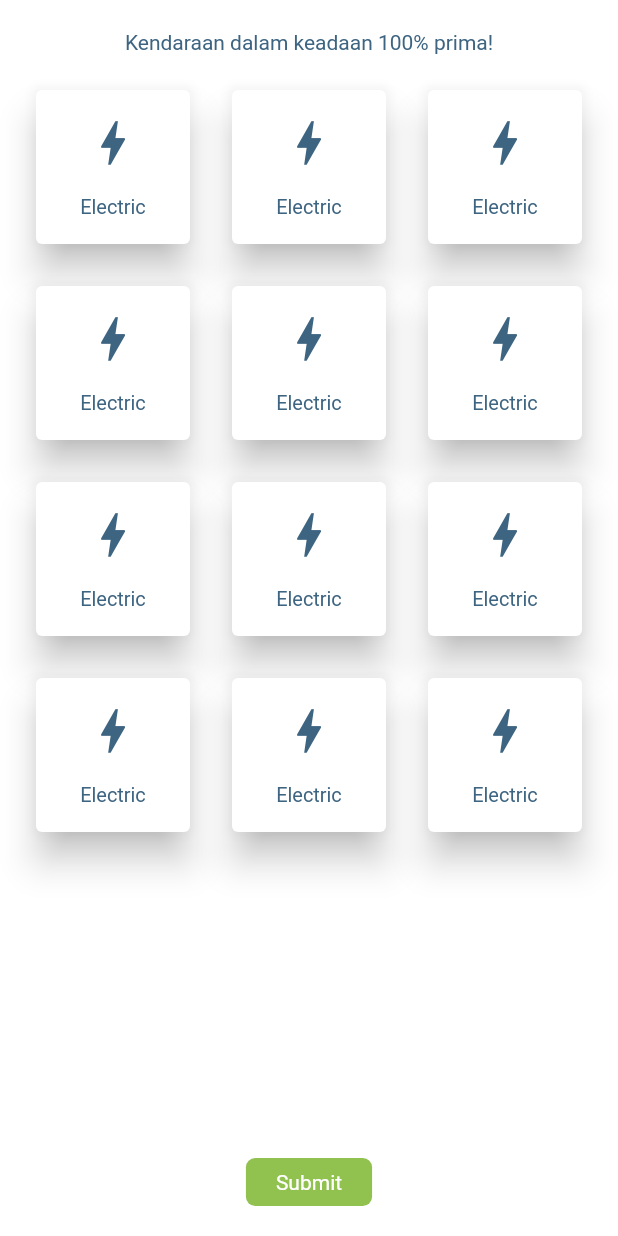
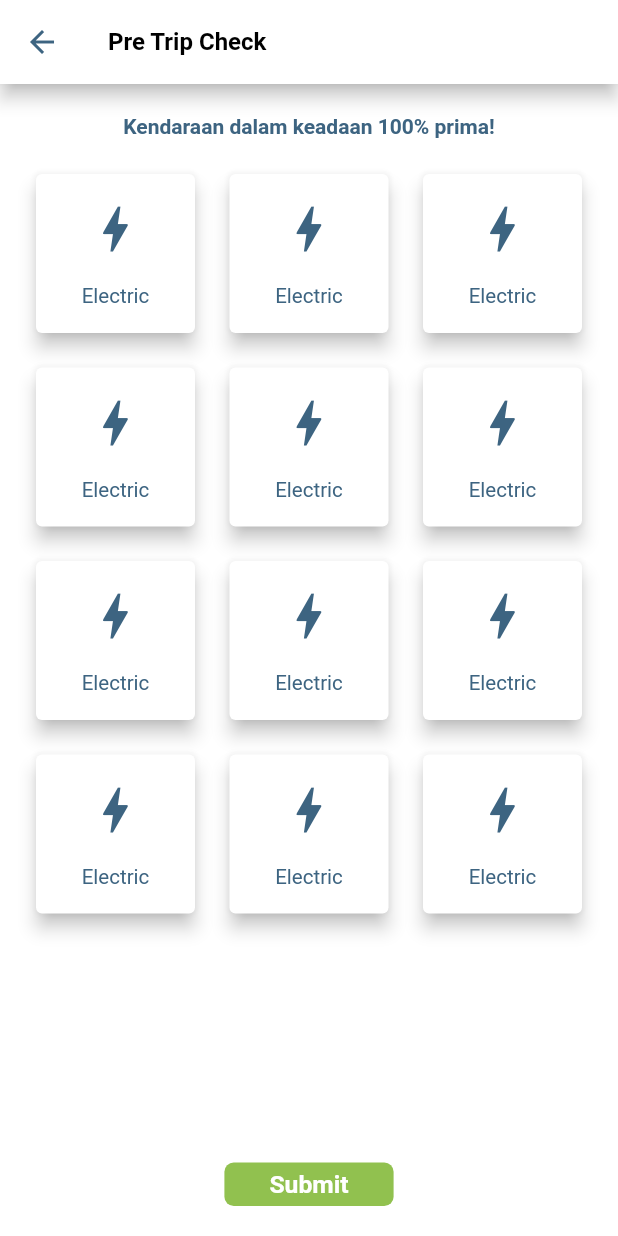
Before and after one commit to uzixCode/par-mobile, a Flutter app: the MainDriverPage screen opened directly, item 3 of the bottom bar chosen, after a tap on the "chevron right" icon, on a phone screen of 412 x 824 dp. Run offline on Flutter 3.47's test engine with Material 2 defaults, Android fonts, the phone set to English and light mode, and no system bars; our stand-ins replace dio, flutter_rating_bar, fluttertoast, get, percent_indicator.

Commit message:
add profile card

```diff
--- a/lib/controllers/driver/main/main_driver_page_controller.dart
+++ b/lib/controllers/driver/main/main_driver_page_controller.dart
@@ -4,6 +4,7 @@ import 'package:intl/intl.dart';
 import 'package:par_mobile/views/driver/beranda/beranda_driver_page.dart';
 import 'package:par_mobile/views/driver/check/check_driver_page.dart';
 import 'package:par_mobile/views/driver/izin/izin_driver_page.dart';
+import 'package:par_mobile/views/driver/profile/profile_driver_page.dart';
 import 'package:par_mobile/views/driver/riwayat/riwayat_driver_page.dart';
 
 class MainDriverPageController extends GetxController {
@@ -15,7 +16,7 @@ class MainDriverPageController extends GetxController {
     RiwayatDriverPage(),
     CheckDriverPage(),
     IzinDriverPage(),
-    BerandaDriverPage(),
+    ProfileDriverPage(),
   ];
   PageController pageController =
       PageController(initialPage: 0, keepPage: false);
--- a/lib/views/driver/pretripcheck/pretripcheck.dart
+++ b/lib/views/driver/pretripcheck/pretripcheck.dart
@@ -1,4 +1,5 @@
 import 'package:flutter/material.dart';
+import 'package:get/get.dart';
 import 'package:par_mobile/constants/all_color.dart';
 import 'package:par_mobile/widgets/costumFlatButton.dart';
 
@@ -8,11 +9,14 @@ class PreTripCheck extends StatelessWidget {
   @override
   Widget build(BuildContext context) {
     return Scaffold(
+      appBar: AppBar(
+          title: Text(
+            "Pre Trip Check",
+            style: TextStyle(fontWeight: FontWeight.bold),
+          ),
+          elevation: 5),
       body: Column(
         children: [
-          SizedBox(
-            height: MediaQuery.of(context).padding.top,
-          ),
           Expanded(
             child: Padding(
               padding: const EdgeInsets.symmetric(horizontal: 20.0),
@@ -22,21 +26,23 @@ class PreTripCheck extends StatelessWidget {
                     padding: const EdgeInsets.symmetric(vertical: 20),
                     child: Text(
                       "Kendaraan dalam keadaan 100% prima!",
-                      style: TextStyle(color: allColor.secondary),
+                      style: TextStyle(
+                          color: allColor.secondary,
+                          fontWeight: FontWeight.bold),
                     ),
                   ),
                   Expanded(
                     child: GridView.builder(
                       gridDelegate: SliverGridDelegateWithFixedCrossAxisCount(
                         crossAxisCount: 3,
-                        crossAxisSpacing: 20.0,
-                        mainAxisSpacing: 20.0,
+                        crossAxisSpacing: 15.0,
+                        mainAxisSpacing: 15.0,
                       ),
                       itemCount: 12,
                       itemBuilder: (context, index) {
                         return LayoutBuilder(
                           builder: (context, card) => Card(
-                            elevation: 10,
+                            elevation: 5,
                             child: Column(
                               mainAxisAlignment: MainAxisAlignment.spaceEvenly,
                               children: [
@@ -62,11 +68,14 @@ class PreTripCheck extends StatelessWidget {
                     padding: const EdgeInsets.symmetric(vertical: 20.0),
                     child: CostumFlatButton(
                         padding:
-                            EdgeInsets.symmetric(vertical: 8, horizontal: 20),
+                            EdgeInsets.symmetric(vertical: 5, horizontal: 30),
                         color: allColor.green,
                         child: Text(
                           "Submit",
-                          style: TextStyle(color: Colors.white),
+                          style: TextStyle(
+                              color: Colors.white,
+                              fontSize: Get.width * 0.04,
+                              fontWeight: FontWeight.bold),
                         )),
                   )
                 ],
--- /dev/null
+++ b/lib/views/driver/profile/profile_driver_page.dart
@@ -0,0 +1,95 @@
+import 'package:flutter/material.dart';
+import 'package:get/get.dart';
+import 'package:par_mobile/constants/all_color.dart';
+import 'package:par_mobile/views/suo/profile/components/avatar_name_section.dart';
+import 'package:par_mobile/widgets/callcenterfloatingbutton.dart';
+
+class ProfileDriverPage extends StatelessWidget {
+  const ProfileDriverPage({Key? key}) : super(key: key);
+
+  @override
+  Widget build(BuildContext context) {
+    double avatarSize = Get.width * 0.25;
+    return Scaffold(
+      floatingActionButton: CallCenterFloatingButton(),
+      body: Center(
+        child: SizedBox(
+          width: Get.width * 0.90,
+          child: Column(
+            children: [
+              SizedBox(
+                height: avatarSize * 0.60,
+              ),
+              Stack(
+                clipBehavior: Clip.none,
+                children: [
+                  SizedBox(
+                    width: double.maxFinite,
+                    //height: 100,
+                    child: Card(
+                      shape: RoundedRectangleBorder(
+                          borderRadius:
+                              BorderRadius.circular(Get.width * 0.05)),
+                      color: allColor.primary,
+                      child: Column(
+                        children: [
+                          SizedBox(
+                            height: avatarSize * 0.50,
+                          ),
+                          Text(
+                            "Ari Apriawan Jordi",
+                            maxLines: 1,
+                            textAlign: TextAlign.center,
+                            style: TextStyle(
+                                color: Colors.white,
+                                fontSize: Get.width * 0.06),
+                          ),
+                          SizedBox(
+                            height: 5,
+                          ),
+                          Text(
+                            "Flutter Programmer",
+                            maxLines: 1,
+                            textAlign: TextAlign.center,
+                            style: TextStyle(
+                                color: Colors.white,
+                                fontSize: Get.width * 0.035),
+                          ),
+                          SizedBox(
+                            height: 20,
+                          ),
+                        ],
+                      ),
+                    ),
+                  ),
+                  Positioned(
+                    top: avatarSize / -2,
+                    left: 0,
+                    right: 0,
+                    child: Column(
+                      children: [
+                        Container(
+                          height: avatarSize,
+                          width: avatarSize,
+                          alignment: Alignment.topRight,
+                          decoration: BoxDecoration(
+                            shape: BoxShape.circle,
+                            color: allColor.red,
+                          ),
+                          child: Icon(
+                            Icons.edit_rounded,
+                            size: avatarSize * 0.30,
+                          ),
+                        ),
+                      ],
+                    ),
+                  ),
+                ],
+              )
+            ],
+          ),
+        ),
+      ),
+    );
+  }
+}
```
